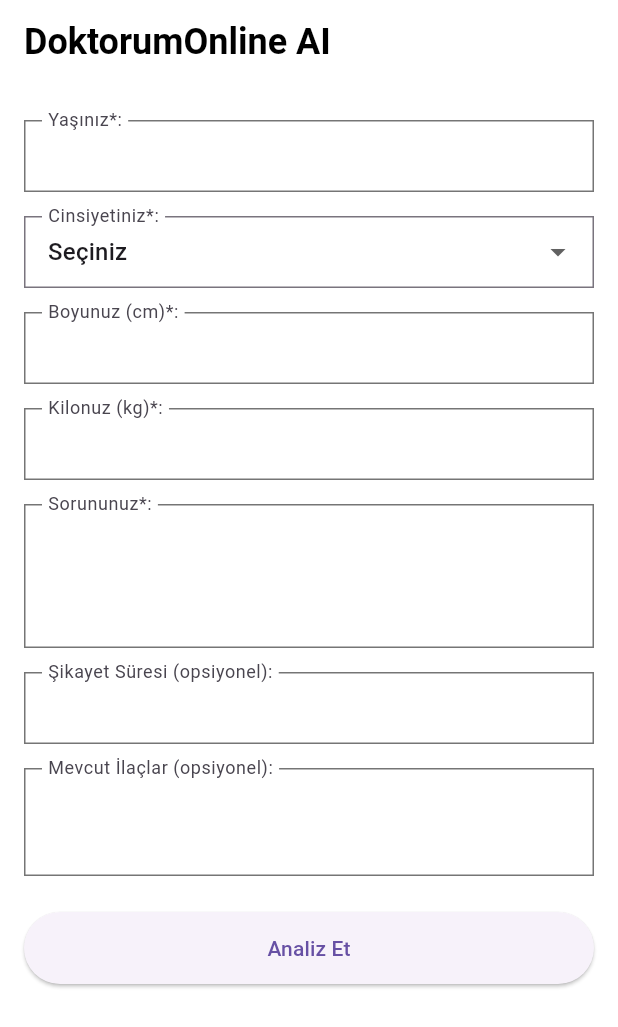
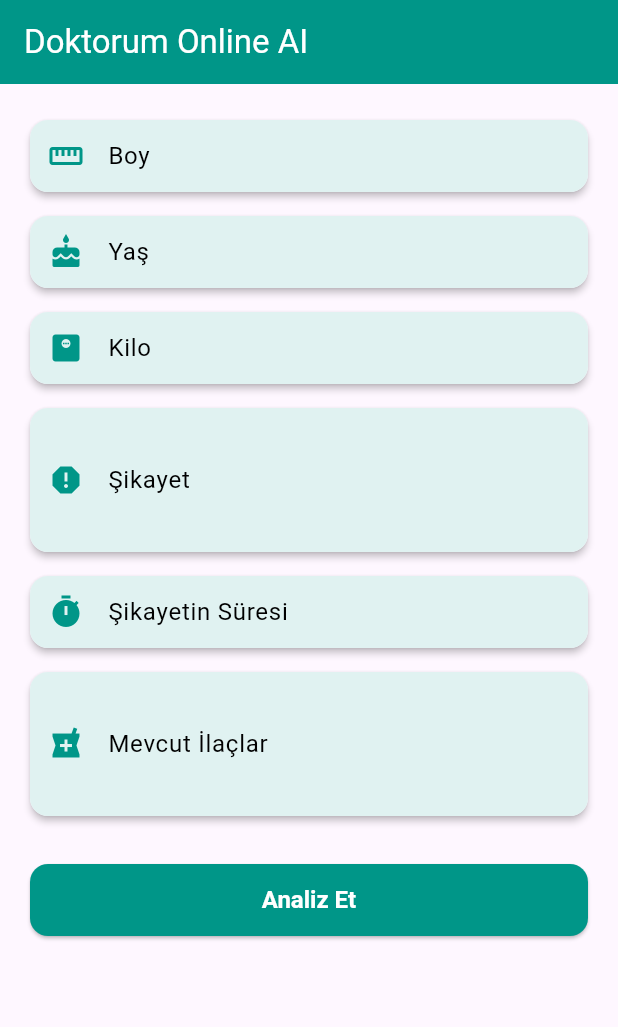
Before and after one commit to recepzgrmh/doktorum-ai, a Flutter app: the screen it shows after launch, on a phone screen of 412 x 824 dp. Shown: the top 1027 px of the screen. Run offline on Flutter 3.47's test engine with Material 3 defaults, Android fonts, the phone set to English and light mode, and no system bars.

Commit message:
görsel değişiklikler

```diff
--- a/lib/homeScreen.dart
+++ /dev/null
@@ -1,97 +0,0 @@
-import 'package:flutter/material.dart';
-import 'widgets/input_field.dart';
-
-class HomeScreen extends StatefulWidget {
-  const HomeScreen({super.key});
-  @override
-  State<HomeScreen> createState() => _HomeScreenState();
-}
-
-class _HomeScreenState extends State<HomeScreen> {
-  String _gender = 'Seçiniz';
-
-  @override
-  Widget build(BuildContext context) {
-    return Scaffold(
-      backgroundColor: Colors.white,
-      appBar: AppBar(
-        backgroundColor: Colors.white,
-        foregroundColor: Colors.black,
-        title: const Text(
-          'DoktorumOnline AI',
-          style: TextStyle(fontWeight: FontWeight.bold, fontSize: 24),
-        ),
-      ),
-      body: SingleChildScrollView(
-        padding: const EdgeInsets.symmetric(horizontal: 16, vertical: 24),
-        child: Column(
-          crossAxisAlignment: CrossAxisAlignment.stretch,
-          children: [
-            // Yaşınız*:
-            InputField(label: 'Yaşınız*:', keyboardType: TextInputType.number),
-            const SizedBox(height: 16),
-
-            // Cinsiyetiniz*:
-            DropdownButtonFormField<String>(
-              value: _gender,
-              onChanged: (v) => setState(() => _gender = v!),
-              decoration: InputDecoration(
-                floatingLabelBehavior: FloatingLabelBehavior.always,
-                labelText: 'Cinsiyetiniz*:',
-                border: const OutlineInputBorder(
-                  borderRadius: BorderRadius.zero,
-                ),
-                contentPadding: const EdgeInsets.symmetric(
-                  vertical: 12,
-                  horizontal: 12,
-                ),
-              ),
-              items:
-                  <String>['Seçiniz', 'Erkek', 'Kadın', 'Diğer']
-                      .map((g) => DropdownMenuItem(value: g, child: Text(g)))
-                      .toList(),
-            ),
-            const SizedBox(height: 16),
-
-            // Boyunuz (cm)*:
-            InputField(
-              label: 'Boyunuz (cm)*:',
-              keyboardType: TextInputType.number,
-            ),
-            const SizedBox(height: 16),
-
-            // Kilonuz (kg)*:
-            InputField(
-              label: 'Kilonuz (kg)*:',
-              keyboardType: TextInputType.number,
-            ),
-            const SizedBox(height: 16),
-
-            // Sorununuz*:
-            InputField(label: 'Sorununuz*:', maxLines: 3),
-            const SizedBox(height: 16),
-
-            // Şikayet Süresi (opsiyonel):
-            InputField(label: 'Şikayet Süresi (opsiyonel):'),
-            const SizedBox(height: 16),
-
-            // Mevcut İlaçlar (opsiyonel):
-            InputField(label: 'Mevcut İlaçlar (opsiyonel):', maxLines: 2),
-            const SizedBox(height: 24),
-
-            // Analiz Et Butonu
-            SizedBox(
-              height: 48,
-              child: ElevatedButton(
-                onPressed: () {
-                  /* sadece UI */
-                },
-                child: const Text('Analiz Et'),
-              ),
-            ),
-          ],
-        ),
-      ),
-    );
-  }
-}
--- /dev/null
+++ b/lib/home_screen.dart
@@ -0,0 +1,61 @@
+// lib/home_screen.dart
+
+import 'package:flutter/material.dart';
+import 'package:ai_doktorum_online/widgets/custom_text_widget.dart';
+
+class Homescreen extends StatelessWidget {
+  const Homescreen({super.key});
+
+  @override
+  Widget build(BuildContext context) {
+    return Scaffold(
+      appBar: AppBar(
+        backgroundColor: Colors.teal,
+        title: const Text(
+          'Doktorum Online AI',
+          style: TextStyle(color: Colors.white),
+        ),
+      ),
+      body: SafeArea(
+        child: SingleChildScrollView(
+          padding: const EdgeInsets.symmetric(vertical: 16, horizontal: 20),
+          child: Column(
+            children: [
+              const CustomTextWidget(
+                title: 'Boy',
+                icon: Icons.straighten,
+                keyboardType: TextInputType.number,
+              ),
+              const CustomTextWidget(
+                title: 'Yaş',
+                icon: Icons.cake,
+                keyboardType: TextInputType.number,
+              ),
+              const CustomTextWidget(
+                title: 'Kilo',
+                icon: Icons.monitor_weight,
+                keyboardType: TextInputType.number,
+              ),
+              const CustomTextWidget(
+                title: 'Şikayet',
+                icon: Icons.report,
+                maxLines: 3,
+              ),
+              const CustomTextWidget(
+                title: 'Şikayetin Süresi',
+                icon: Icons.timer,
+              ),
+              const CustomTextWidget(
+                title: 'Mevcut İlaçlar',
+                icon: Icons.local_pharmacy,
+                maxLines: 3,
+              ),
+              const SizedBox(height: 24),
+              ElevatedButton(onPressed: () {}, child: const Text('Analiz Et')),
+            ],
+          ),
+        ),
+      ),
+    );
+  }
+}
--- a/lib/main.dart
+++ b/lib/main.dart
@@ -1,5 +1,8 @@
-import 'package:ai_doktorum_online/homeScreen.dart';
+// lib/main.dart
+
 import 'package:flutter/material.dart';
+import 'package:ai_doktorum_online/home_screen.dart';
+import 'package:ai_doktorum_online/theme/app_theme.dart';
 
 void main() {
   runApp(const MyApp());
@@ -10,9 +13,10 @@ class MyApp extends StatelessWidget {
 
   @override
   Widget build(BuildContext context) {
-    return const MaterialApp(
-      debugShowCheckedModeBanner: false,
-      home: HomeScreen(),
+    return MaterialApp(
+      title: 'Doktorum Online AI',
+      theme: AppTheme.lightTheme,
+      home: const Homescreen(),
     );
   }
 }
--- /dev/null
+++ b/lib/theme/app_theme.dart
@@ -0,0 +1,38 @@
+// lib/theme/app_theme.dart
+
+import 'package:flutter/material.dart';
+
+class AppTheme {
+  // Uygulamanın temel (light) teması
+  static final ThemeData lightTheme = ThemeData(
+    primarySwatch: Colors.teal,
+    inputDecorationTheme: InputDecorationTheme(
+      filled: true,
+      fillColor: Colors.teal.shade50,
+
+      // textInput'un normal hali
+      border: OutlineInputBorder(
+        borderRadius: BorderRadius.circular(12),
+        borderSide: BorderSide.none,
+      ),
+
+      // burada da üzerine tıklayınca değişen hali
+      focusedBorder: OutlineInputBorder(
+        borderRadius: BorderRadius.circular(12),
+        borderSide: BorderSide(color: Colors.teal, width: 2),
+      ),
+      contentPadding: const EdgeInsets.symmetric(horizontal: 16, vertical: 12),
+    ),
+
+    // analiz et butonunun teması
+    elevatedButtonTheme: ElevatedButtonThemeData(
+      style: ElevatedButton.styleFrom(
+        minimumSize: const Size(double.infinity, 48),
+        shape: RoundedRectangleBorder(borderRadius: BorderRadius.circular(12)),
+        textStyle: const TextStyle(fontSize: 16, fontWeight: FontWeight.bold),
+        backgroundColor: Colors.teal,
+        foregroundColor: Colors.white,
+      ),
+    ),
+  );
+}
--- /dev/null
+++ b/lib/widgets/custom_text_widget.dart
@@ -0,0 +1,35 @@
+// lib/widgets/custom_text_widget.dart
+
+import 'package:flutter/material.dart';
+
+class CustomTextWidget extends StatelessWidget {
+  final String title;
+  final IconData icon;
+  final TextInputType keyboardType;
+  final int maxLines;
+
+  const CustomTextWidget({
+    super.key,
+    required this.title,
+    required this.icon,
+    this.keyboardType = TextInputType.text,
+    this.maxLines = 1,
+  });
+
+  @override
+  Widget build(BuildContext context) {
+    return Card(
+      elevation: 2,
+      margin: const EdgeInsets.symmetric(vertical: 8),
+      child: TextFormField(
+        keyboardType: keyboardType,
+        maxLines: maxLines,
+        decoration: InputDecoration(
+          labelText: title,
+          prefixIcon: Icon(icon, color: Colors.teal),
+          labelStyle: TextStyle(color: Colors.black),
+        ),
+      ),
+    );
+  }
+}
--- a/lib/widgets/input_field.dart
+++ /dev/null
@@ -1,44 +0,0 @@
-import 'package:flutter/material.dart';
-
-class InputField extends StatelessWidget {
-  final String label;
-  final TextInputType keyboardType;
-  final int maxLines;
-
-  const InputField({
-    Key? key,
-    required this.label,
-    this.keyboardType = TextInputType.text,
-    this.maxLines = 1,
-  }) : super(key: key);
-
-  @override
-  Widget build(BuildContext context) {
-    return TextField(
-      keyboardType: keyboardType,
-      maxLines: maxLines,
-      decoration: InputDecoration(
-        // Label’in hep üstte durmasını sağlar:
-        floatingLabelBehavior: FloatingLabelBehavior.always,
-        labelText: label,
-        // Kutunun kenarlığı, köşe yarıçapı sıfır:
-        border: const OutlineInputBorder(
-          borderRadius: BorderRadius.zero,
-          borderSide: BorderSide(color: Colors.black54),
-        ),
-        enabledBorder: const OutlineInputBorder(
-          borderRadius: BorderRadius.zero,
-          borderSide: BorderSide(color: Colors.black54),
-        ),
-        focusedBorder: const OutlineInputBorder(
-          borderRadius: BorderRadius.zero,
-          borderSide: BorderSide(color: Colors.blue),
-        ),
-        contentPadding: const EdgeInsets.symmetric(
-          vertical: 12,
-          horizontal: 12,
-        ),
-      ),
-    );
-  }
-}
```
